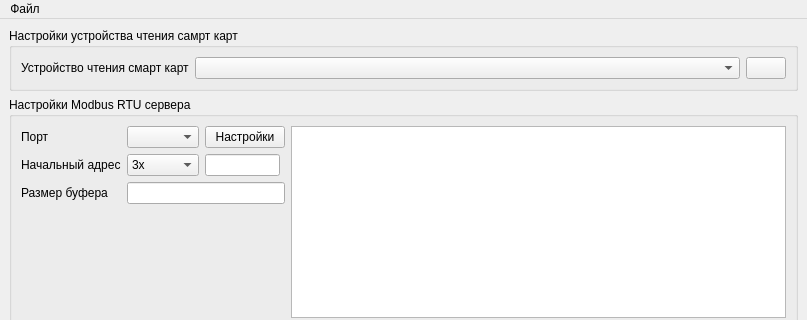
Above: mainwindow.ui from sanny32/SmartServer before the change; both pictures show x 0 to 807 and y 0 to 320 of the 807 by 600 pixel window. Below: the same form after it.
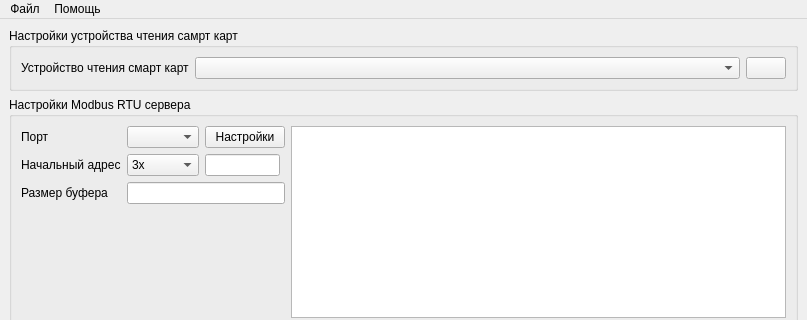
That is the form after the change. Icons and pictures are not drawn.

The edit to the form file:
```diff
--- a/mainwindow.ui
+++ b/mainwindow.ui
@@ -230,9 +230,16 @@
     <property name="title">
      <string>Файл</string>
     </property>
-    <addaction name="action"/>
+    <addaction name="actionExit"/>
+   </widget>
+   <widget class="QMenu" name="menu_2">
+    <property name="title">
+     <string>Помощь</string>
+    </property>
+    <addaction name="actionAbout"/>
    </widget>
    <addaction name="menu"/>
+   <addaction name="menu_2"/>
   </widget>
   <widget class="QStatusBar" name="statusbar"/>
   <action name="action">
```
Left out of the diff: 7 changed lines with no effect on the pictures.
